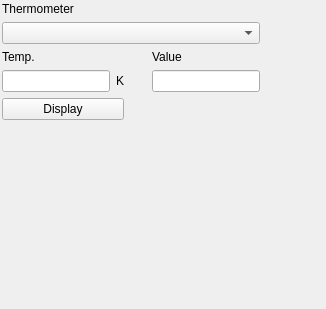
The window that kame/forms/caltableform.ui (northriv/KAME) describes before a commit, drawn with Qt 5.
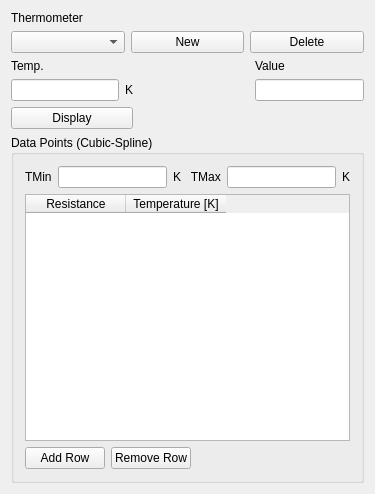
The same window after the commit.

Commit message: Now cspline cal table is editable

The edit to the form file:
```diff
--- a/kame/forms/caltableform.ui
+++ b/kame/forms/caltableform.ui
@@ -6,41 +6,16 @@
    <rect>
     <x>0</x>
     <y>0</y>
-    <width>326</width>
-    <height>309</height>
+    <width>375</width>
+    <height>494</height>
    </rect>
   </property>
   <property name="windowTitle">
    <string>Calibration Table</string>
   </property>
+  <layout class="QVBoxLayout" name="verticalLayout">
+   <item>
   <layout class="QGridLayout">
-   <property name="leftMargin">
-    <number>2</number>
-   </property>
-   <property name="topMargin">
-    <number>2</number>
-   </property>
-   <property name="rightMargin">
-    <number>2</number>
-   </property>
-   <property name="bottomMargin">
-    <number>2</number>
-   </property>
-   <item row="0" column="0">
-    <layout class="QGridLayout">
-     <item row="2" column="0">
-      <widget class="QPushButton" name="btnDisplay">
-       <property name="acceptDrops">
-        <bool>false</bool>
-       </property>
-       <property name="text">
-        <string>Display</string>
-       </property>
-       <property name="autoDefault">
-        <bool>false</bool>
-       </property>
-      </widget>
-     </item>
      <item row="0" column="0" colspan="3">
       <layout class="QVBoxLayout">
        <item>
@@ -54,13 +29,78 @@
         </widget>
        </item>
        <item>
+        <layout class="QHBoxLayout">
+         <item>
         <widget class="QComboBox" name="cmbThermometer">
          <property name="acceptDrops">
           <bool>false</bool>
          </property>
         </widget>
        </item>
-      </layout>
+         <item>
+          <widget class="QPushButton" name="btnNew">
+           <property name="text">
+            <string>New</string>
+           </property>
+          </widget>
+         </item>
+         <item>
+          <widget class="QPushButton" name="btnDelete">
+           <property name="text">
+            <string>Delete</string>
+           </property>
+          </widget>
+         </item>
+        </layout>
+       </item>
+      </layout>
+     </item>
+     <item row="1" column="0">
+      <layout class="QVBoxLayout">
+       <item>
+        <widget class="QLabel" name="textLabel2">
+         <property name="text">
+          <string>Temp.</string>
+         </property>
+         <property name="wordWrap">
+          <bool>false</bool>
+         </property>
+        </widget>
+       </item>
+       <item>
+        <layout class="QHBoxLayout">
+         <item>
+          <widget class="QLineEdit" name="edTemp"/>
+         </item>
+         <item>
+          <widget class="QLabel" name="textLabel1_2">
+           <property name="text">
+            <string>K</string>
+           </property>
+           <property name="wordWrap">
+            <bool>false</bool>
+           </property>
+          </widget>
+         </item>
+        </layout>
+       </item>
+      </layout>
+     </item>
+     <item row="1" column="1">
+      <spacer name="spacer3">
+       <property name="orientation">
+        <enum>Qt::Orientation::Horizontal</enum>
+       </property>
+       <property name="sizeType">
+        <enum>QSizePolicy::Policy::Expanding</enum>
+       </property>
+       <property name="sizeHint" stdset="0">
+        <size>
+         <width>16</width>
+         <height>20</height>
+        </size>
+       </property>
+      </spacer>
      </item>
      <item row="1" column="2">
       <layout class="QVBoxLayout">
@@ -79,21 +119,18 @@
        </item>
       </layout>
      </item>
-     <item row="1" column="1">
-      <spacer name="spacer3">
-       <property name="orientation">
-        <enum>Qt::Horizontal</enum>
+     <item row="2" column="0">
+      <widget class="QPushButton" name="btnDisplay">
+       <property name="acceptDrops">
+        <bool>false</bool>
        </property>
-       <property name="sizeType">
-        <enum>QSizePolicy::Expanding</enum>
+       <property name="text">
+        <string>Display</string>
        </property>
-       <property name="sizeHint" stdset="0">
-        <size>
-         <width>16</width>
-         <height>20</height>
-        </size>
+       <property name="autoDefault">
+        <bool>false</bool>
        </property>
-      </spacer>
+      </widget>
      </item>
      <item row="2" column="1">
       <spacer name="spacer5">
@@ -111,70 +148,104 @@
        </property>
       </spacer>
      </item>
-     <item row="1" column="0">
+    </layout>
+   </item>
+   <item>
+    <widget class="QGroupBox" name="grpPoints">
+     <property name="title">
+      <string>Data Points (Cubic-Spline)</string>
+     </property>
+     <property name="sizePolicy">
+      <sizepolicy hsizetype="Preferred" vsizetype="Expanding">
+       <horstretch>0</horstretch>
+       <verstretch>1</verstretch>
+      </sizepolicy>
+     </property>
       <layout class="QVBoxLayout">
-       <item>
-        <widget class="QLabel" name="textLabel2">
-         <property name="text">
-          <string>Temp.</string>
-         </property>
-         <property name="wordWrap">
-          <bool>false</bool>
-         </property>
-        </widget>
-       </item>
        <item>
         <layout class="QHBoxLayout">
          <item>
-          <widget class="QLineEdit" name="edTemp"/>
+         <widget class="QLabel">
+          <property name="text">
+           <string>TMin</string>
+          </property>
+         </widget>
          </item>
          <item>
-          <widget class="QLabel" name="textLabel1_2">
+         <widget class="QLineEdit" name="edTMin"/>
+        </item>
+        <item>
+         <widget class="QLabel">
+          <property name="text">
+           <string>K   TMax</string>
+          </property>
+         </widget>
+        </item>
+        <item>
+         <widget class="QLineEdit" name="edTMax"/>
+        </item>
+        <item>
+         <widget class="QLabel">
            <property name="text">
             <string>K</string>
            </property>
-           <property name="wordWrap">
-            <bool>false</bool>
-           </property>
           </widget>
          </item>
         </layout>
        </item>
-      </layout>
-     </item>
-    </layout>
-   </item>
-   <item row="0" column="1">
-    <spacer name="spacer5_2">
+      <item>
+       <widget class="QTableWidget" name="tblPoints">
+        <property name="selectionBehavior">
+         <enum>QAbstractItemView::SelectionBehavior::SelectRows</enum>
+        </property>
+        <column>
+         <property name="text">
+          <string>Resistance</string>
+         </property>
+        </column>
+        <column>
+         <property name="text">
+          <string>Temperature [K]</string>
+         </property>
+        </column>
+       </widget>
+      </item>
+      <item>
+       <layout class="QHBoxLayout">
+        <item>
+         <widget class="QPushButton" name="btnAddRow">
+          <property name="text">
+           <string>Add Row</string>
+          </property>
+         </widget>
+        </item>
+        <item>
+         <widget class="QPushButton" name="btnRemoveRow">
+          <property name="text">
+           <string>Remove Row</string>
+          </property>
+         </widget>
+        </item>
+        <item>
+         <spacer>
      <property name="orientation">
-      <enum>Qt::Horizontal</enum>
+           <enum>Qt::Orientation::Horizontal</enum>
      </property>
      <property name="sizeType">
-      <enum>QSizePolicy::Expanding</enum>
+           <enum>QSizePolicy::Policy::Expanding</enum>
      </property>
      <property name="sizeHint" stdset="0">
       <size>
-       <width>61</width>
+            <width>40</width>
        <height>20</height>
       </size>
      </property>
     </spacer>
    </item>
-   <item row="1" column="0">
-    <spacer name="spacer6">
-     <property name="orientation">
-      <enum>Qt::Vertical</enum>
-     </property>
-     <property name="sizeType">
-      <enum>QSizePolicy::Expanding</enum>
-     </property>
-     <property name="sizeHint" stdset="0">
-      <size>
-       <width>20</width>
-       <height>41</height>
-      </size>
-     </property>
-    </spacer>
+       </layout>
+      </item>
+     </layout>
+    </widget>
    </item>
   </layout>
  </widget>
```
Left out of the diff: 14 changed lines with no effect on the pictures. Lines whose indentation alone changed are shown as unchanged. The commit also changes 6 other files.
